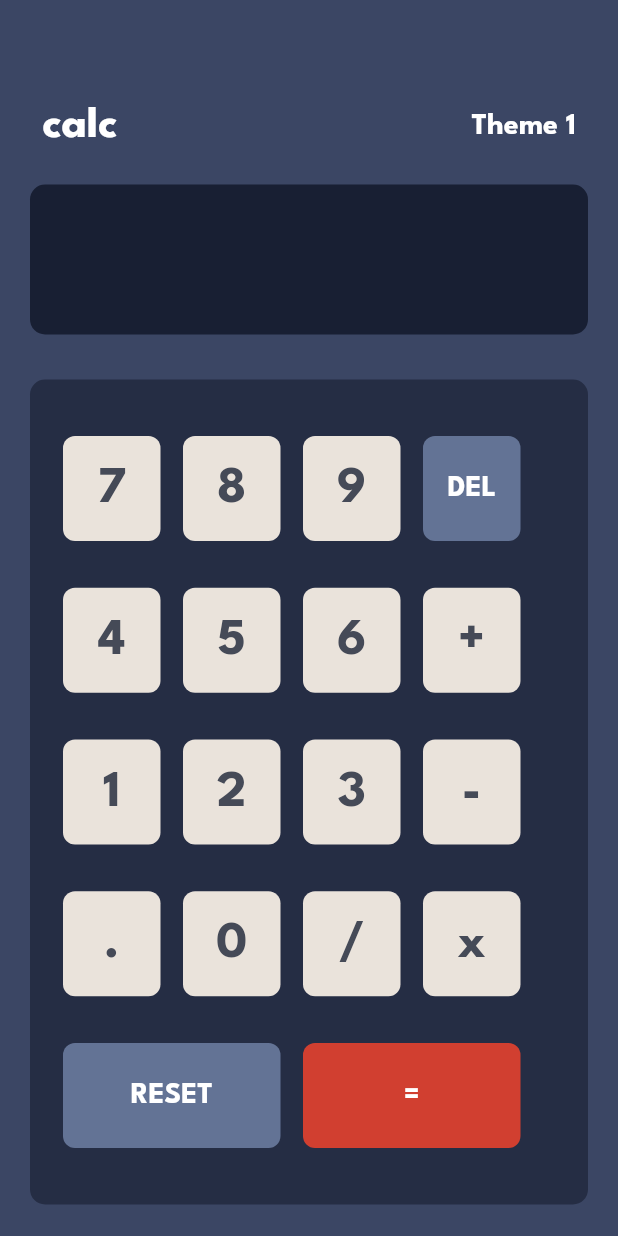
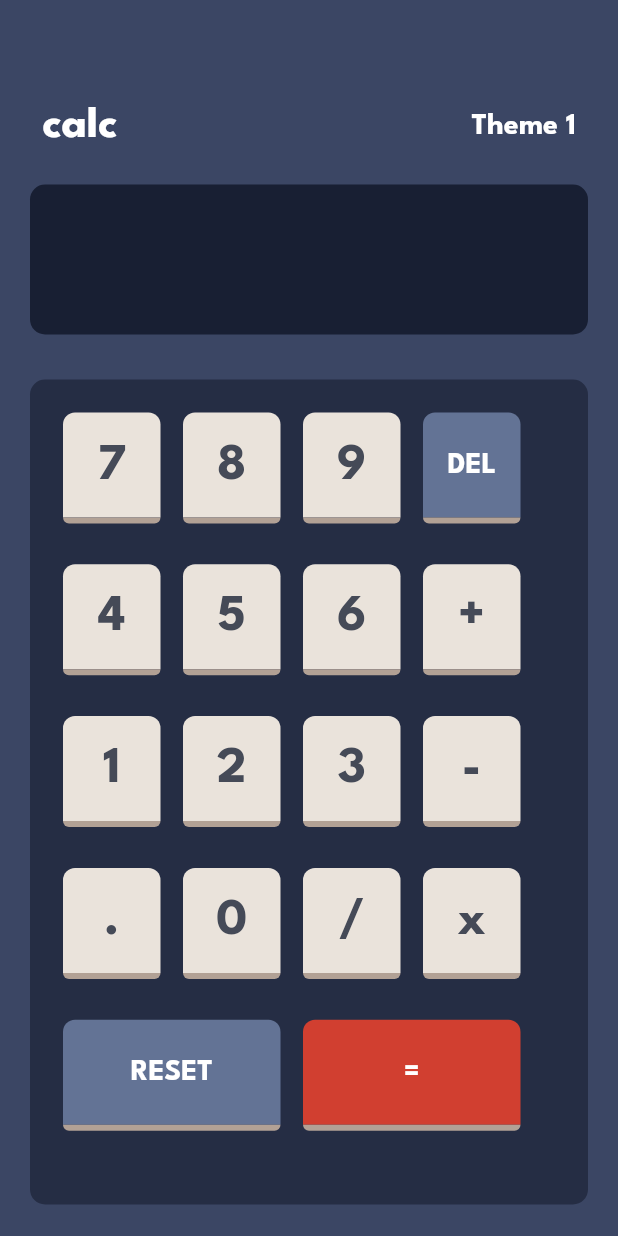
Before and after one commit to william-hatzar/calculator, a Flutter app: the screen it shows after launch, on a phone screen of 412 x 824 dp. Run offline on Flutter 3.47's test engine with Material 2 defaults, Android fonts, the phone set to English and light mode, and no system bars; our stand-ins replace math_expressions.

Commit message:
Colour improvements

```diff
--- a/lib/widgets/button_builder.dart
+++ b/lib/widgets/button_builder.dart
@@ -4,21 +4,21 @@ class ButtonBuilder extends StatefulWidget {
   final String text;
   final double height;
   final double width;
-  final Color  buttonBackground;
-  final Color  buttonColour;
+  final Color buttonBackground;
+  final Color buttonColour;
   final double fontSize;
   final Function(String) onPressedCallback;
 
-  const ButtonBuilder(
-      {Key? key,
+  const ButtonBuilder({
+    Key? key,
     required this.text,
     required this.width,
     required this.height,
     required this.buttonBackground,
     required this.buttonColour,
     required this.fontSize,
-      required this.onPressedCallback})
-      : super(key: key);
+    required this.onPressedCallback,
+  }) : super(key: key);
 
   @override
   State<ButtonBuilder> createState() => _ButtonBuilderState();
@@ -27,21 +27,26 @@ class ButtonBuilder extends StatefulWidget {
 class _ButtonBuilderState extends State<ButtonBuilder> {
   @override
   Widget build(BuildContext context) {
-
-
     return GestureDetector(
-      onTap: () => {
-        if(widget.text == "x") {
-          widget.onPressedCallback("*")
+      onTap: () {
+        if (widget.text == "x") {
+          widget.onPressedCallback("*");
         } else {
-          widget.onPressedCallback(widget.text)
+          widget.onPressedCallback(widget.text);
         }
       },
-      child: Container(
+      child: Column(
+        children: [
+          Container(
             height: widget.height,
             width: widget.width,
             decoration: BoxDecoration(
-            borderRadius: BorderRadius.circular(8.0), color: widget.buttonBackground),
+              borderRadius: const BorderRadius.only(
+              topRight: Radius.circular(8.0),
+              topLeft: Radius.circular(8.0),
+      ),
+              color: widget.buttonBackground,
+            ),
             child: Align(
               alignment: Alignment.center,
               child: Text(
@@ -50,8 +55,23 @@ class _ButtonBuilderState extends State<ButtonBuilder> {
                   fontSize: widget.fontSize,
                   fontFamily: "League Spartan",
                   color: widget.buttonColour,
-                  fontWeight: FontWeight.bold),
-            )),
+                  fontWeight: FontWeight.bold,
+                ),
+              ),
+            ),
+          ),
+          Container(
+            height: 4,
+            width: widget.width,
+            decoration: const BoxDecoration(
+              color: Color(0xffB2A195), // Replace with your desired accent color
+              borderRadius: BorderRadius.only(
+                bottomLeft: Radius.circular(8.0),
+                bottomRight: Radius.circular(8.0),
+              ),
+            ),
+          ),
+        ],
       ),
     );
   }
--- a/lib/widgets/home_screen.dart
+++ b/lib/widgets/home_screen.dart
@@ -25,6 +25,16 @@ class _HomeScreenState extends State<HomeScreen> {
       return const Color(0xff3B4664);
     } else if (items[currentIndex] == "Theme 2") {
       return const Color(0xffE6E6E6);
+    } else {
+      return const Color(0xff17062A);
+    }
+  }
+
+  Color containerBackGroundColour() {
+    if (items[currentIndex] == "Theme 1") {
+      return const Color(0xff252D44);
+    } else if (items[currentIndex] == "Theme 2") {
+      return const Color(0xffD3CDCD);
     } else {
       return const Color(0xff17062A);
     }
@@ -68,13 +78,13 @@ class _HomeScreenState extends State<HomeScreen> {
             const SizedBox(height: 50.0),
             Header(items: items, currentIndex: currentIndex, onPressedCallback: cycleItems),
             const SizedBox(height: 25.0),
-            InputBox(expression: _expression),
+            InputBox(expression: _expression, items: items, currentIndex: currentIndex,),
             const SizedBox(height: 30.0),
             Container(
               height: 550,
               width: 450,
               decoration: BoxDecoration(
-                  color: const Color(0xff252D44),
+                  color:  containerBackGroundColour(),
                   borderRadius: BorderRadius.circular(10.0)),
               child: Padding(
                 padding: const EdgeInsets.all(22.0),
--- a/lib/widgets/input_box.dart
+++ b/lib/widgets/input_box.dart
@@ -2,8 +2,29 @@ import 'package:flutter/material.dart';
 
 class InputBox extends StatefulWidget {
   final String expression;
+  final List<String> items;
+  final int currentIndex;
+  Color getBackgroundColour() {
+    if (items[currentIndex] == "Theme 1") {
+      return Color(0xff181F33);
+    } else if (items[currentIndex] == "Theme 2") {
+      return const Color(0xffEEEEEE);
+    } else {
+      return const Color(0xff1E0836);
+    }
+  }
 
-  const InputBox({Key? key, required this.expression}) : super(key: key);
+  Color getTextColour() {
+    if (items[currentIndex] == "Theme 1") {
+      return Colors.white;
+    } else if (items[currentIndex] == "Theme 2") {
+      return const Color(0xff37372D);
+    } else {
+      return const Color(0xffFFE664);
+    }
+  }
+
+  const InputBox({Key? key, required this.expression, required this.items, required this.currentIndex}) : super(key: key);
 
   @override
   State<InputBox> createState() => _InputBoxState();
@@ -17,14 +38,14 @@ class _InputBoxState extends State<InputBox> {
         height: 100,
         width: 450,
         decoration: BoxDecoration(
-            color: const Color(0xff181F33),
+            color: widget.getBackgroundColour(),
             borderRadius: BorderRadius.circular(10.0)),
         child: Align(
           alignment: Alignment.bottomRight,
           child: Text(widget.expression,
-              style: const TextStyle(
+              style: TextStyle(
                   fontFamily: "League Spartan",
-                  color: Colors.white,
+                  color: widget.getTextColour(),
                   fontSize: 50.0,
                   fontWeight: FontWeight.bold)),
         ));
```
Lines whose indentation alone changed are shown as unchanged.
